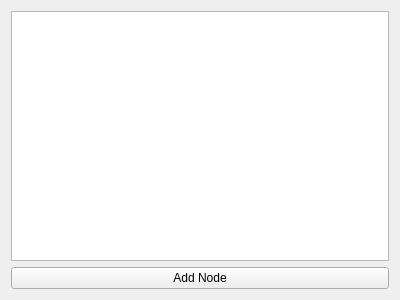
Before: the Qt Designer form widget.ui in word63/Model-Viev-Controller-Tree-Struct, drawn with Qt 5.
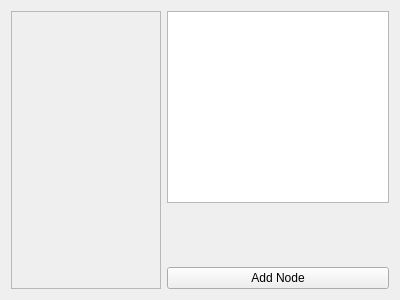
After: the same form once the commit is applied.

```diff
--- a/widget.ui
+++ b/widget.ui
@@ -13,16 +13,59 @@
   <property name="windowTitle">
    <string>Widget</string>
   </property>
+  <layout class="QHBoxLayout" name="horizontalLayout">
+   <item>
+    <widget class="QScrollArea" name="scrollArea">
+     <property name="minimumSize">
+      <size>
+       <width>150</width>
+       <height>0</height>
+      </size>
+     </property>
+     <property name="widgetResizable">
+      <bool>true</bool>
+     </property>
+     <widget class="QWidget" name="scrollAreaWidgetContents">
+      <property name="geometry">
+       <rect>
+        <x>0</x>
+        <y>0</y>
+        <width>148</width>
+        <height>280</height>
+       </rect>
+      </property>
+     </widget>
+    </widget>
+   </item>
+   <item>
   <layout class="QVBoxLayout" name="verticalLayout">
    <item>
     <widget class="QTreeView" name="treeView"/>
    </item>
+     <item>
+      <spacer name="verticalSpacer">
+       <property name="orientation">
+        <enum>Qt::Vertical</enum>
+       </property>
+       <property name="sizeType">
+        <enum>QSizePolicy::Expanding</enum>
+       </property>
+       <property name="sizeHint" stdset="0">
+        <size>
+         <width>20</width>
+         <height>40</height>
+        </size>
+       </property>
+      </spacer>
+     </item>
    <item>
     <widget class="QPushButton" name="pushButton">
      <property name="text">
       <string>Add Node</string>
      </property>
     </widget>
+     </item>
+    </layout>
    </item>
   </layout>
  </widget>
```
Lines whose indentation alone changed are shown as unchanged.
